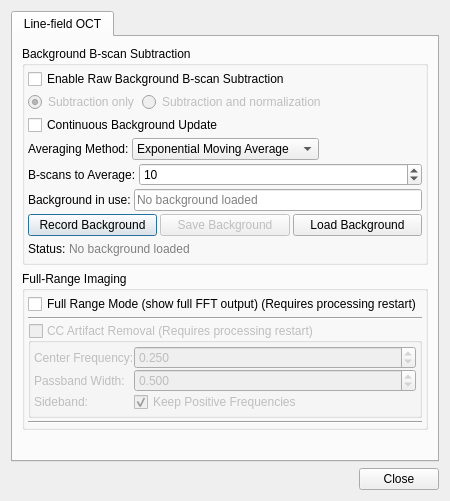
Above: octproz_project/octproz/src/advancedsettingsdialog.ui from spectralcode/OCTproZ before the change. Below: the same form after it.
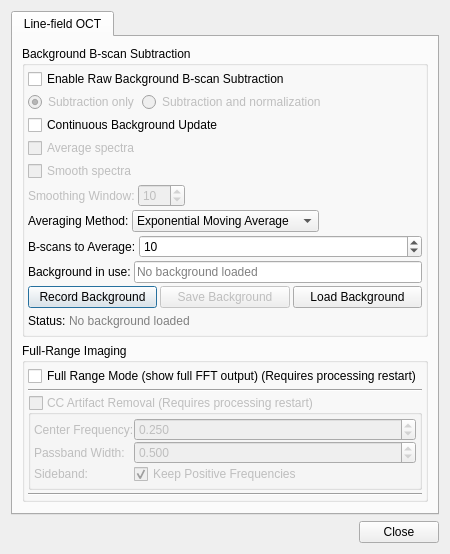
That is the form after the change.

Commit message: feat: add "average spectra" and "smooth spectra" modes to background b-scan subtraction. this is useful for static samples

The edit to the form file:
```diff
--- a/octproz_project/octproz/src/advancedsettingsdialog.ui
+++ b/octproz_project/octproz/src/advancedsettingsdialog.ui
@@ -105,6 +105,78 @@
             </property>
            </widget>
           </item>
+          <item>
+           <widget class="QCheckBox" name="checkBox_bgAverageSpectra">
+            <property name="enabled">
+             <bool>false</bool>
+            </property>
+            <property name="toolTip">
+             <string>Average each A-scan's background spectrum to a single value per lateral position. Correction then uses this per-A-scan average instead of the full background frame. This can be helpful when imaging static samples.</string>
+            </property>
+            <property name="text">
+             <string>Average spectra</string>
+            </property>
+           </widget>
+          </item>
+          <item>
+           <widget class="QCheckBox" name="checkBox_bgSmoothSpectra">
+            <property name="enabled">
+             <bool>false</bool>
+            </property>
+            <property name="toolTip">
+             <string>Smooth each A-scan's background spectrum with a rolling average filter. Correction then uses the smoothed background frame instead of the raw one. This can be helpful when imaging static samples.</string>
+            </property>
+            <property name="text">
+             <string>Smooth spectra</string>
+            </property>
+           </widget>
+          </item>
+          <item>
+           <layout class="QHBoxLayout" name="horizontalLayout_bgSmoothing">
+            <item>
+             <widget class="QLabel" name="label_bgSmoothingWindow">
+              <property name="enabled">
+               <bool>false</bool>
+              </property>
+              <property name="text">
+               <string>Smoothing Window:</string>
+              </property>
+             </widget>
+            </item>
+            <item>
+             <widget class="QSpinBox" name="spinBox_bgSmoothingWindow">
+              <property name="enabled">
+               <bool>false</bool>
+              </property>
+              <property name="toolTip">
+               <string>Half-width of the rolling average window in samples (total window = 2*value+1).</string>
+              </property>
+              <property name="minimum">
+               <number>1</number>
+              </property>
+              <property name="maximum">
+               <number>512</number>
+              </property>
+              <property name="value">
+               <number>10</number>
+              </property>
+             </widget>
+            </item>
+            <item>
+             <spacer name="horizontalSpacer_bgSmoothing">
+              <property name="orientation">
+               <enum>Qt::Horizontal</enum>
+              </property>
+              <property name="sizeHint" stdset="0">
+               <size>
+                <width>20</width>
+                <height>20</height>
+               </size>
+              </property>
+             </spacer>
+            </item>
+           </layout>
+          </item>
           <item>
            <layout class="QHBoxLayout" name="horizontalLayout_avgMethod">
             <item>
```
The commit also changes 5 other files.
